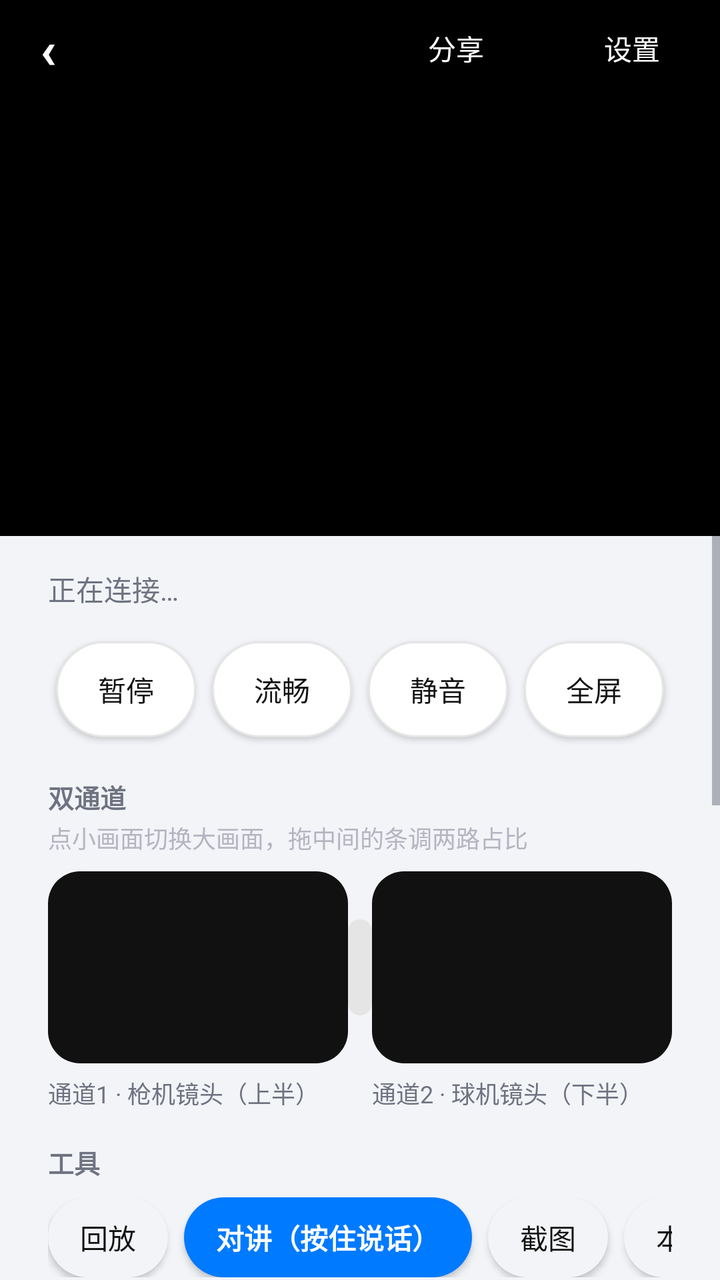
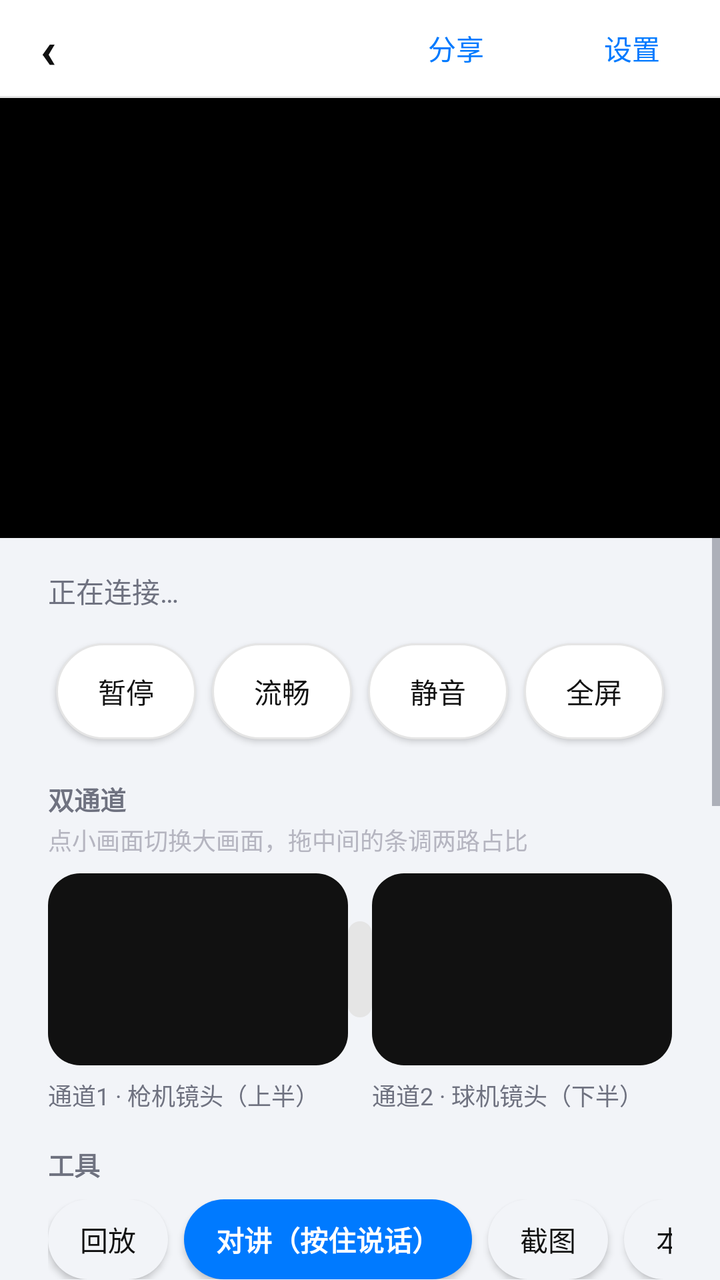

Before-and-after screenshots of an Android layout around one commit, followed by the original layout XML and the change that was made.
<!-- AndroidManifest.xml: application theme Theme.XiaoGuYun -->
<!-- res/layout/activity_live.xml -->
<?xml version="1.0" encoding="utf-8"?>
<LinearLayout xmlns:android="http://schemas.android.com/apk/res/android"
    android:layout_width="match_parent" android:layout_height="match_parent"
    android:background="@color/bg_page"
    android:orientation="vertical">
    
    <LinearLayout android:layout_width="match_parent" android:layout_height="48dp"
        android:background="@color/video_black" android:orientation="horizontal"
        android:gravity="center_vertical">
        <Button android:id="@+id/btnBackLive" android:layout_width="48dp"
            android:layout_height="48dp" android:background="?attr/selectableItemBackgroundBorderless"
            android:text="@string/live_back" android:textColor="@color/white"
            android:textSize="26sp" android:textStyle="bold" android:textAllCaps="false" />
        <TextView android:id="@+id/tvTitle" android:layout_width="0dp" android:layout_height="wrap_content"
            android:layout_weight="1" android:gravity="center"
            android:textSize="18sp" android:textStyle="bold" android:textColor="@color/white" />
        <Button android:id="@+id/btnShareLive" android:layout_width="wrap_content"
            android:layout_height="48dp" android:background="?attr/selectableItemBackgroundBorderless"
            android:paddingStart="12dp" android:paddingEnd="12dp"
            android:text="@string/live_share" android:textColor="@color/white"
            android:textSize="14sp" android:textAllCaps="false" />
        <Button android:id="@+id/btnSettingsLive" android:layout_width="wrap_content"
            android:layout_height="48dp" android:background="?attr/selectableItemBackgroundBorderless"
            android:paddingStart="12dp" android:paddingEnd="12dp"
            android:text="@string/live_settings" android:textColor="@color/white"
            android:textSize="14sp" android:textAllCaps="false" />
    </LinearLayout>
    <FrameLayout android:id="@+id/videoContainer" android:layout_width="match_parent"
        android:layout_height="220dp"
        android:background="@color/video_black" android:gravity="center" />
    <ScrollView android:id="@+id/scrollControls" android:layout_width="match_parent" android:layout_height="0dp"
        android:layout_weight="1">
        <LinearLayout android:layout_width="match_parent" android:layout_height="wrap_content"
            android:orientation="vertical"
            android:paddingStart="24dp" android:paddingEnd="24dp"
            android:paddingTop="16dp" android:paddingBottom="24dp">
            <TextView android:id="@+id/tvLiveStatus" android:layout_width="match_parent"
                android:layout_height="wrap_content" android:text="@string/connecting"
                android:textSize="14sp" android:textColor="@color/text_secondary" />
            
            <LinearLayout android:layout_width="match_parent" android:layout_height="wrap_content"
                android:orientation="horizontal" android:layout_marginTop="12dp">
                <Button android:id="@+id/btnPauseLive" android:layout_width="0dp"
                    android:layout_height="48dp" android:layout_weight="1" android:layout_margin="4dp"
                    android:background="@drawable/bg_btn_white_capsule"
                    android:minWidth="0dp" android:minHeight="0dp"
                    android:text="@string/live_pause" android:textSize="14sp"
                    android:textAllCaps="false" android:textColor="@color/text_primary" />
                <Button android:id="@+id/btnDefinition" android:layout_width="0dp"
                    android:layout_height="48dp" android:layout_weight="1" android:layout_margin="4dp"
                    android:background="@drawable/bg_btn_white_capsule"
                    android:minWidth="0dp" android:minHeight="0dp"
                    android:text="流畅" android:textSize="14sp"
                    android:textAllCaps="false" android:textColor="@color/text_primary" />
                <Button android:id="@+id/btnMute" android:layout_width="0dp"
                    android:layout_height="48dp" android:layout_weight="1" android:layout_margin="4dp"
                    android:background="@drawable/bg_btn_white_capsule"
                    android:minWidth="0dp" android:minHeight="0dp"
                    android:text="@string/mute" android:textSize="14sp"
                    android:textAllCaps="false" android:textColor="@color/text_primary" />
                <Button android:id="@+id/btnFullscreen" android:layout_width="0dp"
                    android:layout_height="48dp" android:layout_weight="1" android:layout_margin="4dp"
                    android:background="@drawable/bg_btn_white_capsule"
                    android:minWidth="0dp" android:minHeight="0dp"
                    android:text="全屏" android:textSize="14sp"
                    android:textAllCaps="false" android:textColor="@color/text_primary" />
            </LinearLayout>
            
            <TextView android:layout_width="match_parent" android:layout_height="wrap_content"
                android:layout_marginTop="16dp" android:text="@string/dual_channel"
                android:textColor="@color/text_secondary" android:textSize="13sp" android:textStyle="bold" />
            <TextView android:layout_width="match_parent" android:layout_height="wrap_content"
                android:layout_marginTop="2dp" android:text="@string/dual_channel_hint"
                android:textColor="@color/text_tertiary" android:textSize="12sp" />
            <LinearLayout android:id="@+id/channelRow" android:layout_width="match_parent"
                android:layout_height="96dp" android:layout_marginTop="8dp"
                android:orientation="horizontal">
                <FrameLayout android:id="@+id/channelPane1" android:layout_width="0dp"
                    android:layout_height="match_parent" android:layout_weight="1"
                    android:background="@drawable/bg_preview" />
                <View android:id="@+id/channelDivider" android:layout_width="12dp"
                    android:layout_height="48dp" android:layout_gravity="center_vertical"
                    android:background="@drawable/bg_divider_handle" />
                <FrameLayout android:id="@+id/channelPane2" android:layout_width="0dp"
                    android:layout_height="match_parent" android:layout_weight="1"
                    android:background="@drawable/bg_preview" />
            </LinearLayout>
            <LinearLayout android:layout_width="match_parent" android:layout_height="wrap_content"
                android:orientation="horizontal" android:layout_marginTop="6dp">
                <TextView android:id="@+id/tvChannel1Label" android:layout_width="0dp"
                    android:layout_height="wrap_content" android:layout_weight="1"
                    android:text="通道1 · 枪机镜头（上半）" android:textSize="12sp"
                    android:textColor="@color/text_secondary" />
                <View android:layout_width="12dp" android:layout_height="1dp" />
                <TextView android:id="@+id/tvChannel2Label" android:layout_width="0dp"
                    android:layout_height="wrap_content" android:layout_weight="1"
                    android:text="通道2 · 球机镜头（下半）" android:textSize="12sp"
                    android:textColor="@color/text_secondary" />
            </LinearLayout>
            
            <TextView android:layout_width="match_parent" android:layout_height="wrap_content"
                android:layout_marginTop="16dp" android:text="@string/tools_row"
                android:textColor="@color/text_secondary" android:textSize="13sp" android:textStyle="bold" />
            <HorizontalScrollView android:layout_width="match_parent" android:layout_height="wrap_content"
                android:layout_marginTop="8dp" android:scrollbars="none">
                <LinearLayout android:layout_width="wrap_content" android:layout_height="wrap_content"
                    android:orientation="horizontal">
                    <Button android:id="@+id/btnPlayback" android:layout_width="wrap_content"
                        android:layout_height="40dp" android:layout_marginEnd="8dp"
                        android:background="@drawable/bg_chip"
                        android:minWidth="0dp" android:minHeight="0dp"
                        android:paddingStart="16dp" android:paddingEnd="16dp"
                        android:text="@string/playback" android:textSize="14sp"
                        android:textAllCaps="false" android:textColor="@color/text_primary" />
                    <Button android:id="@+id/btnIntercom" android:layout_width="wrap_content"
                        android:layout_height="40dp" android:layout_marginEnd="8dp"
                        android:background="@drawable/bg_btn_primary_capsule"
                        android:minWidth="0dp" android:minHeight="0dp"
                        android:paddingStart="16dp" android:paddingEnd="16dp"
                        android:text="@string/intercom" android:textSize="14sp" android:textStyle="bold"
                        android:textAllCaps="false" android:textColor="@color/white" />
                    <Button android:id="@+id/btnSnapshot" android:layout_width="wrap_content"
                        android:layout_height="40dp" android:layout_marginEnd="8dp"
                        android:background="@drawable/bg_chip"
                        android:minWidth="0dp" android:minHeight="0dp"
                        android:paddingStart="16dp" android:paddingEnd="16dp"
                        android:text="截图" android:textSize="14sp"
                        android:textAllCaps="false" android:textColor="@color/text_primary" />
                    <Button android:id="@+id/btnRecord" android:layout_width="wrap_content"
                        android:layout_height="40dp" android:layout_marginEnd="8dp"
                        android:background="@drawable/bg_chip"
                        android:minWidth="0dp" android:minHeight="0dp"
                        android:paddingStart="16dp" android:paddingEnd="16dp"
                        android:text="本地录像" android:textSize="14sp"
                        android:textAllCaps="false" android:textColor="@color/text_primary" />
                    <Button android:id="@+id/btnAlbumLive" android:layout_width="wrap_content"
                        android:layout_height="40dp" android:layout_marginEnd="8dp"
                        android:background="@drawable/bg_chip"
                        android:minWidth="0dp" android:minHeight="0dp"
                        android:paddingStart="16dp" android:paddingEnd="16dp"
                        android:text="@string/tool_album" android:textSize="14sp"
                        android:textAllCaps="false" android:textColor="@color/text_primary" />
                    <Button android:id="@+id/btnFlipLive" android:layout_width="wrap_content"
                        android:layout_height="40dp" android:layout_marginEnd="8dp"
                        android:background="@drawable/bg_chip"
                        android:minWidth="0dp" android:minHeight="0dp"
                        android:paddingStart="16dp" android:paddingEnd="16dp"
                        android:text="画面翻转" android:textSize="14sp"
                        android:textAllCaps="false" android:textColor="@color/text_primary" />
                    <Button android:id="@+id/btnFillLight" android:layout_width="wrap_content"
                        android:layout_height="40dp" android:layout_marginEnd="8dp"
                        android:background="@drawable/bg_chip"
                        android:minWidth="0dp" android:minHeight="0dp"
                        android:paddingStart="16dp" android:paddingEnd="16dp"
                        android:text="补光灯：查询中…" android:textSize="14sp"
                        android:textAllCaps="false" android:textColor="@color/text_primary" />
                    <Button android:id="@+id/btnPtzJump" android:layout_width="wrap_content"
                        android:layout_height="40dp"
                        android:background="@drawable/bg_chip"
                        android:minWidth="0dp" android:minHeight="0dp"
                        android:paddingStart="16dp" android:paddingEnd="16dp"
                        android:text="云台" android:textSize="14sp"
                        android:textAllCaps="false" android:textColor="@color/text_primary" />
                </LinearLayout>
            </HorizontalScrollView>
            <TextView android:layout_width="match_parent" android:layout_height="wrap_content"
                android:layout_marginTop="6dp" android:text="@string/intercom_hint"
                android:textColor="@color/text_tertiary" android:textSize="12sp" />
            
            <LinearLayout android:id="@+id/ptzCard" android:layout_width="match_parent"
                android:layout_height="wrap_content" android:layout_marginTop="16dp"
                android:background="@drawable/bg_card" android:elevation="2dp"
                android:orientation="vertical" android:padding="16dp">
                <TextView android:layout_width="match_parent" android:layout_height="wrap_content"
                    android:text="@string/ptz_title" android:textSize="16sp" android:textStyle="bold"
                    android:textColor="@color/text_primary" />
                <TextView android:layout_width="match_parent" android:layout_height="wrap_content"
                    android:layout_marginTop="4dp" android:text="@string/ptz_hint"
                    android:textColor="@color/text_secondary" android:textSize="12sp" />
                <LinearLayout android:layout_width="match_parent" android:layout_height="wrap_content"
                    android:orientation="horizontal" android:layout_marginTop="12dp"
                    android:gravity="center">
                    <View android:layout_width="56dp" android:layout_height="56dp"
                        android:layout_margin="4dp" />
                    <Button android:id="@+id/btnUp" android:layout_width="56dp"
                        android:layout_height="56dp" android:layout_margin="4dp"
                        android:background="@drawable/bg_circle_white"
                        android:minWidth="0dp" android:minHeight="0dp" android:padding="0dp"
                        android:text="@string/ptz_up" android:textSize="16sp"
                        android:textAllCaps="false" android:textColor="@color/text_primary" />
                    <View android:layout_width="56dp" android:layout_height="56dp"
                        android:layout_margin="4dp" />
                </LinearLayout>
                <LinearLayout android:layout_width="match_parent" android:layout_height="wrap_content"
                    android:orientation="horizontal" android:gravity="center">
                    <Button android:id="@+id/btnLeft" android:layout_width="56dp"
                        android:layout_height="56dp" android:layout_margin="4dp"
                        android:background="@drawable/bg_circle_white"
                        android:minWidth="0dp" android:minHeight="0dp" android:padding="0dp"
                        android:text="@string/ptz_left" android:textSize="16sp"
                        android:textAllCaps="false" android:textColor="@color/text_primary" />
                    <Button android:id="@+id/btnResetPtz" android:layout_width="56dp"
                        android:layout_height="56dp" android:layout_margin="4dp"
                        android:background="@drawable/bg_circle_primary"
                        android:minWidth="0dp" android:minHeight="0dp" android:padding="0dp"
                        android:text="@string/ptz_reset" android:textSize="12sp"
                        android:textAllCaps="false" android:textColor="@color/white" />
                    <Button android:id="@+id/btnRight" android:layout_width="56dp"
                        android:layout_height="56dp" android:layout_margin="4dp"
                        android:background="@drawable/bg_circle_white"
                        android:minWidth="0dp" android:minHeight="0dp" android:padding="0dp"
                        android:text="@string/ptz_right" android:textSize="16sp"
                        android:textAllCaps="false" android:textColor="@color/text_primary" />
                </LinearLayout>
                <LinearLayout android:layout_width="match_parent" android:layout_height="wrap_content"
                    android:orientation="horizontal" android:gravity="center">
                    <View android:layout_width="56dp" android:layout_height="56dp"
                        android:layout_margin="4dp" />
                    <Button android:id="@+id/btnDown" android:layout_width="56dp"
                        android:layout_height="56dp" android:layout_margin="4dp"
                        android:background="@drawable/bg_circle_white"
                        android:minWidth="0dp" android:minHeight="0dp" android:padding="0dp"
                        android:text="@string/ptz_down" android:textSize="16sp"
                        android:textAllCaps="false" android:textColor="@color/text_primary" />
                    <View android:layout_width="56dp" android:layout_height="56dp"
                        android:layout_margin="4dp" />
                </LinearLayout>
            </LinearLayout>
            
            <LinearLayout android:layout_width="match_parent" android:layout_height="wrap_content"
                android:layout_marginTop="12dp" android:background="@drawable/bg_card"
                android:elevation="2dp" android:orientation="vertical" android:padding="16dp">
                <TextView android:layout_width="match_parent" android:layout_height="wrap_content"
                    android:text="@string/more_title" android:textSize="16sp" android:textStyle="bold"
                    android:textColor="@color/text_primary" />
                <Button android:id="@+id/btnTrack" android:layout_width="match_parent"
                    android:layout_height="48dp" android:layout_marginTop="12dp"
                    android:background="@drawable/bg_btn_white"
                    android:minWidth="0dp" android:minHeight="0dp"
                    android:text="智能追踪：查询中…" android:textSize="14sp"
                    android:textAllCaps="false" android:textColor="@color/text_primary" />
                <Button android:id="@+id/btnLens" android:layout_width="match_parent"
                    android:layout_height="48dp" android:layout_marginTop="8dp"
                    android:background="@drawable/bg_btn_white"
                    android:minWidth="0dp" android:minHeight="0dp"
                    android:text="切换镜头" android:textSize="14sp"
                    android:textAllCaps="false" android:textColor="@color/text_primary" />
                <Button android:id="@+id/btnRetryLive" android:layout_width="match_parent"
                    android:layout_height="48dp" android:layout_marginTop="8dp"
                    android:background="@drawable/bg_btn_white"
                    android:minWidth="0dp" android:minHeight="0dp"
                    android:text="@string/retry" android:textSize="14sp"
                    android:textAllCaps="false" android:textColor="@color/text_primary" />
                <Button android:id="@+id/btnCopyAddr" android:layout_width="match_parent"
                    android:layout_height="48dp" android:layout_marginTop="8dp"
                    android:background="@drawable/bg_btn_white"
                    android:minWidth="0dp" android:minHeight="0dp"
                    android:text="复制直播地址（诊断用）" android:textSize="14sp"
                    android:textAllCaps="false" android:textColor="@color/text_primary" />
            </LinearLayout>
        </LinearLayout>
    </ScrollView>
</LinearLayout>
<!-- resources referenced by this layout -->
<resources>
  <color name="bg_page">#F2F4F8</color>
  <color name="text_primary">#111111</color>
  <color name="text_secondary">#6F7280</color>
  <color name="text_tertiary">#B5B5C0</color>
  <color name="video_black">#000000</color>
  <color name="white">#FFFFFF</color>
  <!-- drawable bg_btn_primary_capsule (drawable) -->
  <?xml version="1.0" encoding="utf-8"?>
  <shape xmlns:android="http://schemas.android.com/apk/res/android" android:shape="rectangle">
      <solid android:color="#007AFF" />
      <corners android:radius="999dp" />
  </shape>
  <!-- drawable bg_btn_white (drawable) -->
  <?xml version="1.0" encoding="utf-8"?>
  <shape xmlns:android="http://schemas.android.com/apk/res/android" android:shape="rectangle">
      <solid android:color="#FFFFFF" />
      <stroke android:width="1dp" android:color="#E5E5E5" />
      <corners android:radius="28dp" />
  </shape>
  <!-- drawable bg_btn_white_capsule (drawable) -->
  <?xml version="1.0" encoding="utf-8"?>
  <shape xmlns:android="http://schemas.android.com/apk/res/android" android:shape="rectangle">
      <solid android:color="#FFFFFF" />
      <stroke android:width="1dp" android:color="#E5E5E5" />
      <corners android:radius="999dp" />
  </shape>
  <!-- drawable bg_card (drawable) -->
  <?xml version="1.0" encoding="utf-8"?>
  <shape xmlns:android="http://schemas.android.com/apk/res/android" android:shape="rectangle">
      <solid android:color="#FFFFFF" />
      <corners android:radius="28dp" />
  </shape>
  <!-- drawable bg_chip (drawable) -->
  <?xml version="1.0" encoding="utf-8"?>
  <shape xmlns:android="http://schemas.android.com/apk/res/android" android:shape="rectangle">
      <solid android:color="#F2F4F8" />
      <corners android:radius="999dp" />
  </shape>
  <!-- drawable bg_circle_primary (drawable) -->
  <?xml version="1.0" encoding="utf-8"?>
  <shape xmlns:android="http://schemas.android.com/apk/res/android" android:shape="oval">
      <solid android:color="#007AFF" />
  </shape>
  <!-- drawable bg_circle_white (drawable) -->
  <?xml version="1.0" encoding="utf-8"?>
  <shape xmlns:android="http://schemas.android.com/apk/res/android" android:shape="oval">
      <solid android:color="#FFFFFF" />
      <stroke android:width="1dp" android:color="#E5E5E5" />
  </shape>
  <!-- drawable bg_divider_handle (drawable) -->
  <?xml version="1.0" encoding="utf-8"?>
  <shape xmlns:android="http://schemas.android.com/apk/res/android" android:shape="rectangle">
      <solid android:color="#E5E5E5" />
      <corners android:radius="6dp" />
  </shape>
  <!-- drawable bg_preview (drawable) -->
  <?xml version="1.0" encoding="utf-8"?>
  <shape xmlns:android="http://schemas.android.com/apk/res/android" android:shape="rectangle">
      <solid android:color="#111111" />
      <corners android:radius="16dp" />
  </shape>
  <string name="connecting">正在连接…</string>
  <string name="dual_channel">双通道</string>
  <string name="dual_channel_hint">点小画面切换大画面，拖中间的条调两路占比</string>
  <string name="intercom">对讲（按住说话）</string>
  <string name="intercom_hint">按住按钮说话，松开结束；对讲时自动静音直播声音以避免回声</string>
  <string name="live_back">‹</string>
  <string name="live_pause">暂停</string>
  <string name="live_settings">设置</string>
  <string name="live_share">分享</string>
  <string name="more_title">更多</string>
  <string name="mute">静音</string>
  <string name="playback">回放</string>
  <string name="ptz_down">下</string>
  <string name="ptz_hint">点按转一下，按住连续转；也可以直接在画面上滑动</string>
  <string name="ptz_left">左</string>
  <string name="ptz_reset">复位</string>
  <string name="ptz_right">右</string>
  <string name="ptz_title">云台控制</string>
  <string name="ptz_up">上</string>
  <string name="retry">重试</string>
  <string name="tool_album">相册</string>
  <string name="tools_row">工具</string>
  <color name="primary">#007AFF</color>
  <color name="primary_dark">#0062CC</color>
  <!-- unchanged entries left out for length: 1 -->
</resources>

<!-- the commit's change to res/layout/activity_live.xml (unified diff, before → after) -->
@@ -4,27 +4,30 @@
     android:background="@color/bg_page"
     android:orientation="vertical">
     
+    
     <LinearLayout android:layout_width="match_parent" android:layout_height="48dp"
-        android:background="@color/video_black" android:orientation="horizontal"
+        android:background="@color/white" android:orientation="horizontal"
         android:gravity="center_vertical">
         <Button android:id="@+id/btnBackLive" android:layout_width="48dp"
             android:layout_height="48dp" android:background="?attr/selectableItemBackgroundBorderless"
-            android:text="@string/live_back" android:textColor="@color/white"
+            android:text="@string/live_back" android:textColor="@color/text_primary"
             android:textSize="26sp" android:textStyle="bold" android:textAllCaps="false" />
         <TextView android:id="@+id/tvTitle" android:layout_width="0dp" android:layout_height="wrap_content"
             android:layout_weight="1" android:gravity="center"
-            android:textSize="18sp" android:textStyle="bold" android:textColor="@color/white" />
+            android:textSize="18sp" android:textStyle="bold" android:textColor="@color/text_primary" />
         <Button android:id="@+id/btnShareLive" android:layout_width="wrap_content"
             android:layout_height="48dp" android:background="?attr/selectableItemBackgroundBorderless"
             android:paddingStart="12dp" android:paddingEnd="12dp"
-            android:text="@string/live_share" android:textColor="@color/white"
+            android:text="@string/live_share" android:textColor="@color/primary"
             android:textSize="14sp" android:textAllCaps="false" />
         <Button android:id="@+id/btnSettingsLive" android:layout_width="wrap_content"
             android:layout_height="48dp" android:background="?attr/selectableItemBackgroundBorderless"
             android:paddingStart="12dp" android:paddingEnd="12dp"
-            android:text="@string/live_settings" android:textColor="@color/white"
+            android:text="@string/live_settings" android:textColor="@color/primary"
             android:textSize="14sp" android:textAllCaps="false" />
     </LinearLayout>
+    <View android:layout_width="match_parent" android:layout_height="1dp"
+        android:background="@color/border" />
     <FrameLayout android:id="@+id/videoContainer" android:layout_width="match_parent"
         android:layout_height="220dp"
         android:background="@color/video_black" android:gravity="center" />
<!-- resource entries referenced after the edit -->
@@ -1,6 +1,7 @@
 <!-- resources referenced by this layout -->
 <resources>
   <color name="bg_page">#F2F4F8</color>
+  <color name="border">#E5E5E5</color>
   <color name="text_primary">#111111</color>
   <color name="text_secondary">#6F7280</color>
   <color name="text_tertiary">#B5B5C0</color>
